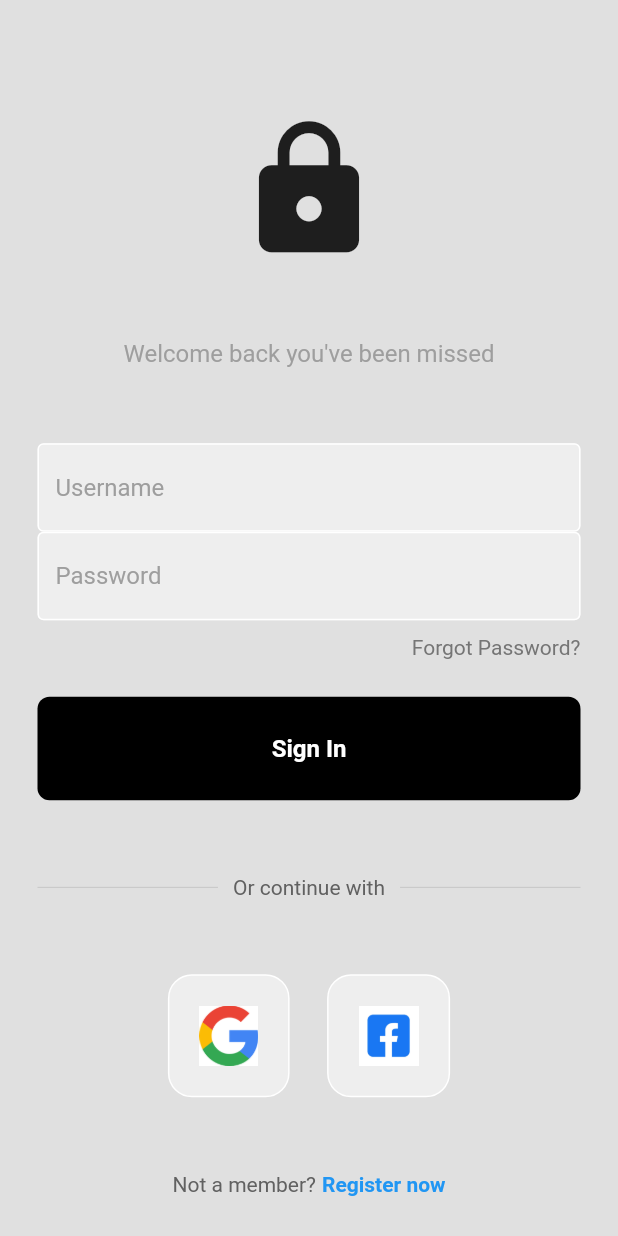
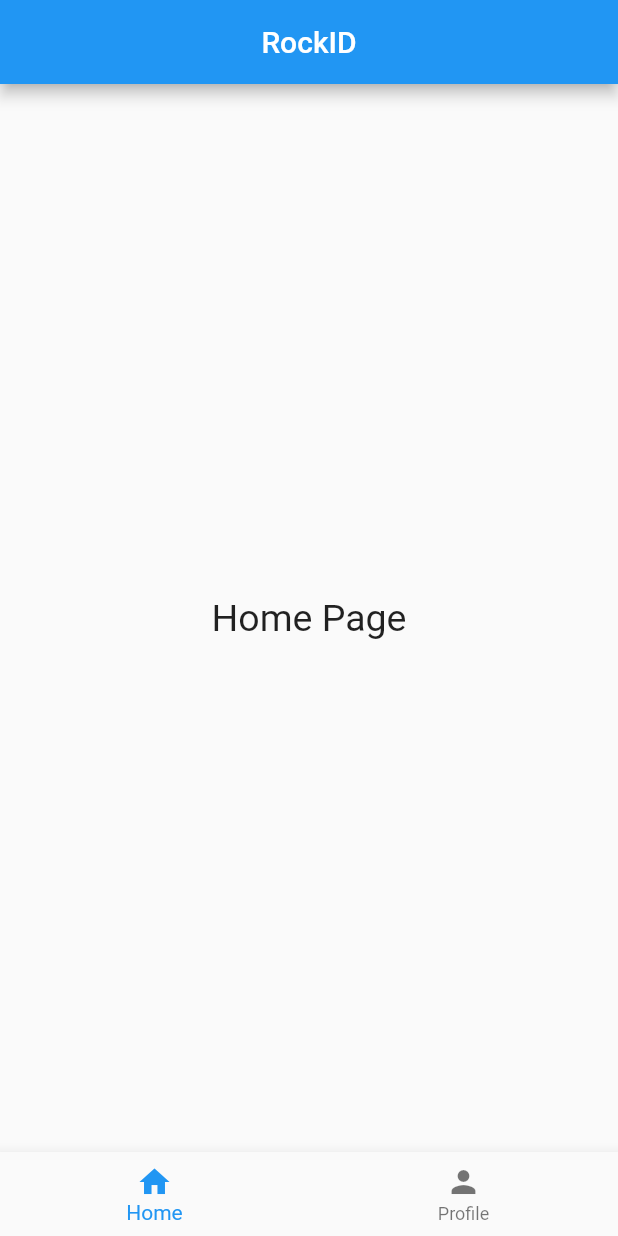
Before and after one commit to zmojab/RockID, a Flutter app: the screen it shows after launch, on a phone screen of 412 x 824 dp. Run offline on Flutter 3.47's test engine with Material 2 defaults, Android fonts, the phone set to English and light mode, and no system bars.

Commit message:
created home page with nav bar

```diff
--- /dev/null
+++ b/rockid/lib/components/nav_bar.dart
@@ -0,0 +1,2 @@
+import 'package:flutter/material.dart';
+import 'package:rockid/pages/home_page.dart';
--- a/rockid/lib/main.dart
+++ b/rockid/lib/main.dart
@@ -1,5 +1,6 @@
 import 'package:flutter/material.dart';
 import 'pages/login_page.dart';
+import 'pages/home_page.dart';
 
 void main() {
   runApp(const MyApp());
@@ -12,7 +13,7 @@ class MyApp extends StatelessWidget {
   Widget build(BuildContext context) {
     return MaterialApp(
       debugShowCheckedModeBanner: false,
-      home: LoginPage(),
+      home: HomePage(),
     );
   }
 }
--- /dev/null
+++ b/rockid/lib/pages/home_page.dart
@@ -0,0 +1,40 @@
+import 'package:flutter/material.dart';
+
+class HomePage extends StatefulWidget {
+  const HomePage({Key? key}) : super(key: key);
+  @override
+  _HomePageState createState() => _HomePageState();
+}
+
+class _HomePageState extends State<HomePage> {
+  int _selectedIndex = 0;
+
+  @override
+  Widget build(BuildContext context) {
+    return Scaffold(
+      appBar: AppBar(
+        title: Text('RockID'),
+        centerTitle: true,
+      ),
+      body: Center(
+        child: Text(
+          'Home Page',
+          textAlign: TextAlign.center,
+          style: TextStyle(fontSize: 25),
+        ),
+      ),
+      bottomNavigationBar: BottomNavigationBar(
+        items: const <BottomNavigationBarItem>[
+          BottomNavigationBarItem(
+            icon: Icon(Icons.home),
+            label: 'Home',
+          ),
+          BottomNavigationBarItem(
+            icon: Icon(Icons.person),
+            label: 'Profile',
+          ),
+        ],
+      ),
+    );
+  }
+}
--- a/rockid/lib/pages/login_page.dart
+++ b/rockid/lib/pages/login_page.dart
@@ -12,7 +12,6 @@ class LoginPage extends StatelessWidget {
 
   void signUserIn() {}
 
-
   @override
   Widget build(BuildContext context) {
     return Scaffold(
@@ -23,18 +22,13 @@ class LoginPage extends StatelessWidget {
           children: [
             SizedBox(height: 50),
 
-          const Icon(
-            Icons.lock,
-            size: 100),
+            const Icon(Icons.lock, size: 100),
 
             const SizedBox(height: 50),
 
             const Text(
-            'Welcome back you\'ve been missed',
-            style: TextStyle(
-              color: Colors.grey,
-              fontSize: 16
-            ),
+              'RockID',
+              style: TextStyle(color: Colors.grey, fontSize: 16),
             ),
 
             const SizedBox(height: 50),
@@ -53,7 +47,9 @@ class LoginPage extends StatelessWidget {
               obscureText: true,
             ),
 
-          const SizedBox(height: 10,),
+            const SizedBox(
+              height: 10,
+            ),
 
             Padding(
               padding: const EdgeInsets.symmetric(horizontal: 25.0),
@@ -62,7 +58,8 @@ class LoginPage extends StatelessWidget {
                 children: [
                   Text(
                     'Forgot Password?',
-                  style: TextStyle(color: Colors.grey[600]),),
+                    style: TextStyle(color: Colors.grey[600]),
+                  ),
                 ],
               ),
             ),
@@ -104,7 +101,6 @@ class LoginPage extends StatelessWidget {
 
             const SizedBox(height: 50),
 
-
             Row(
               mainAxisAlignment: MainAxisAlignment.center,
               children: const [
@@ -137,8 +133,7 @@ class LoginPage extends StatelessWidget {
                 ),
               ],
             ),
-      ],)
-      )
-    );
+          ],
+        )));
   }
 }
```
Also changed, not shown: rockid/lib/pages/profile_page.dart (added). Lines whose indentation alone changed are shown as unchanged.
